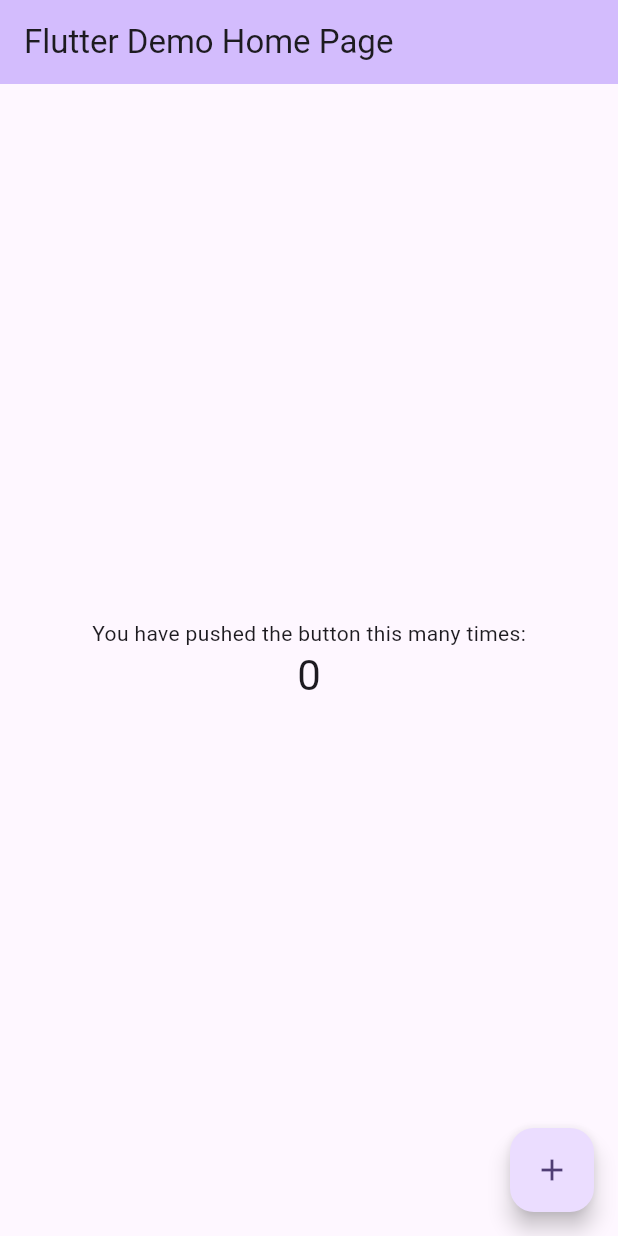
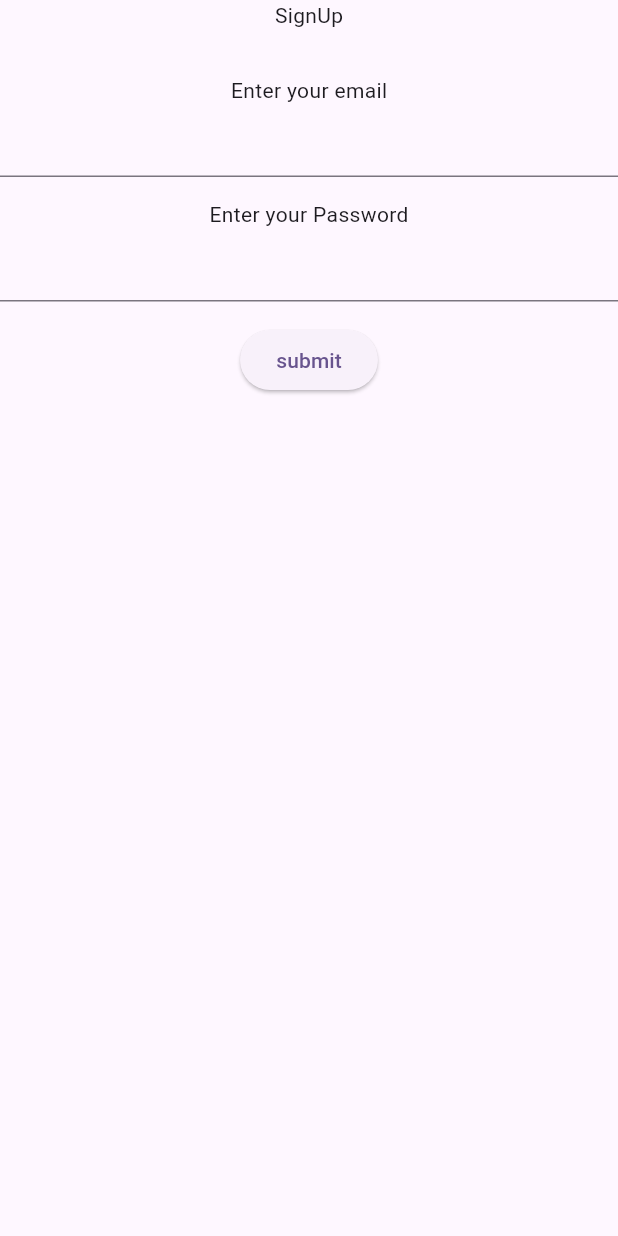
Before and after one commit to ZedoB/test_flutter, a Flutter app: the screen it shows after launch, on a phone screen of 412 x 824 dp. Run offline on Flutter 3.47's test engine with Material 3 defaults, Android fonts, the phone set to English and light mode, and no system bars; our stand-ins replace firebase_auth, firebase_core; accounts and stored records are empty.

Commit message:
- edit the app

```diff
--- /dev/null
+++ b/lib/firebase_sevice.dart
@@ -0,0 +1,13 @@
+import 'package:firebase_auth/firebase_auth.dart';
+
+class FirebaseService{
+  Future<void> signUp({required String email,required String password}) async{
+    try{
+      await FirebaseAuth.instance.createUserWithEmailAndPassword(
+          email: email, password: password);
+
+    }catch(e){
+      print('error');
+    }
+  }
+}
--- a/lib/main.dart
+++ b/lib/main.dart
@@ -1,8 +1,11 @@
+import 'package:flutter/cupertino.dart';
 import 'package:flutter/material.dart';
 import 'package:firebase_core/firebase_core.dart';
 import 'package:firebase_auth/firebase_auth.dart';
-
+import 'package:flutter/widgets.dart';
+import 'package:test_flutter/success.dart';
 import 'firebase_options.dart';
+import 'firebase_sevice.dart';
 
 Future <void> main() async{
   WidgetsFlutterBinding.ensureInitialized();
@@ -23,57 +26,74 @@ class MyApp extends StatelessWidget {
         colorScheme: ColorScheme.fromSeed(seedColor: Colors.deepPurple),
         useMaterial3: true,
       ),
-      home: const MyHomePage(title: 'Flutter Demo Home Page'),
+      home: const MyHomePage(),
     );
   }
 }
 
 class MyHomePage extends StatefulWidget {
-  const MyHomePage({super.key, required this.title});
-
-
-
-  final String title;
+  const MyHomePage({super.key});
 
   @override
   State<MyHomePage> createState() => _MyHomePageState();
 }
 
 class _MyHomePageState extends State<MyHomePage> {
-  int _counter = 0;
 
-  void _incrementCounter() {
-    setState(() {
-      _counter++;
-    });
+  final TextEditingController _emailController = TextEditingController();
+  final TextEditingController _passwordController = TextEditingController();
+  final FirebaseService _auth = FirebaseService();
+
+  @override
+  void dispose() {
+    _emailController.dispose();
+    _passwordController.dispose();
+    super.dispose();
   }
 
   @override
   Widget build(BuildContext context) {
     return Scaffold(
-      appBar: AppBar(
-        backgroundColor: Theme.of(context).colorScheme.inversePrimary,
-        title: Text(widget.title),
-      ),
       body: Center(
         child: Column(
-          mainAxisAlignment: MainAxisAlignment.center,
-          children: <Widget>[
-            const Text(
-              'You have pushed the button this many times:',
+          children: [
+            const Text('SignUp'),
+            const SizedBox(height: 30,),
+            const Text('Enter your email'),
+            TextFormField(
+              controller: _emailController,
             ),
-            Text(
-              '$_counter',
-              style: Theme.of(context).textTheme.headlineMedium,
+            const SizedBox(height: 15,),
+            const Text('Enter your Password'),
+            TextFormField(
+              controller: _passwordController,
             ),
+            const SizedBox(height: 15,),
+            ElevatedButton(onPressed: () async{
+              await FirebaseService().signUp(
+                email: _emailController.text,
+                password: _passwordController.text
+              );
+              Navigator.push(context,MaterialPageRoute(
+                  builder: (context)=>const Success()));
+            }, child: const Text('submit'))
           ],
         ),
-      ),
-      floatingActionButton: FloatingActionButton(
-        onPressed: _incrementCounter,
-        tooltip: 'Increment',
-        child: const Icon(Icons.add),
-      ),
+      )
     );
   }
+
+  // void _sign() async{
+  //   String email = _emailController.text;
+  //   String password = _passwordController.text;
+  //   User? user = await _auth.signUp(email,password);
+  //   if(user!=null){
+  //     Navigator.push(context,
+  //         MaterialPageRoute(builder: (context)=>const Success()));
+  //   }
+  //   else{
+  //     print('error2');
+  //   }
+  // }
+
 }
```
Also changed, not shown: lib/success.dart (added, +10 -0 lines).
